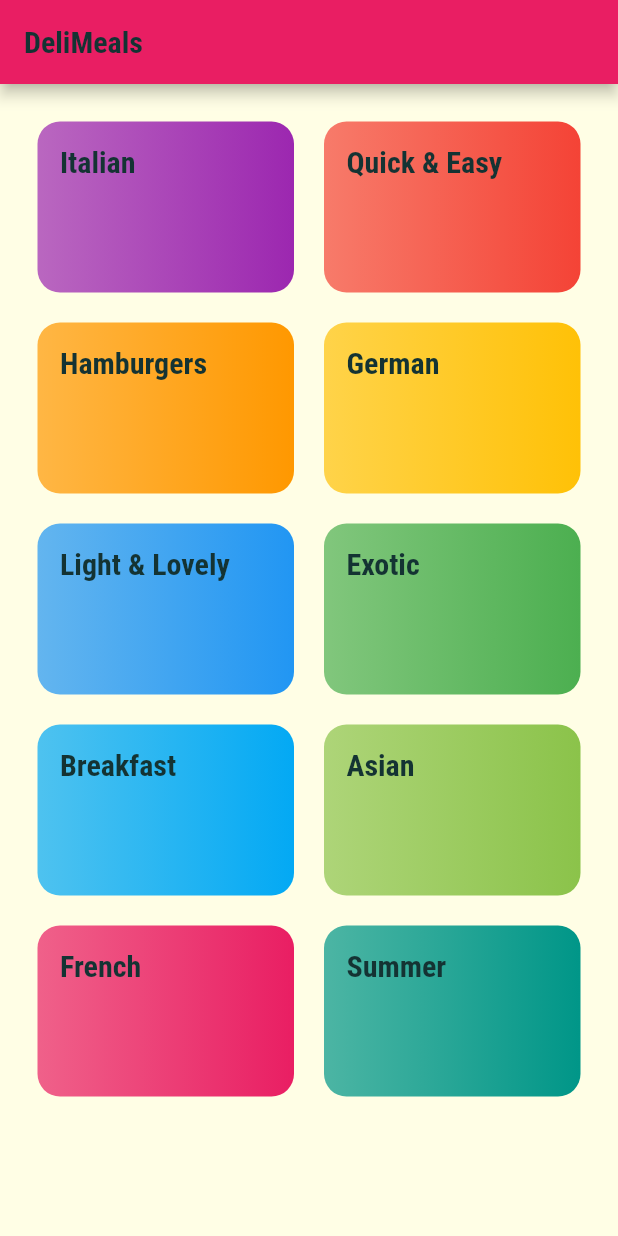
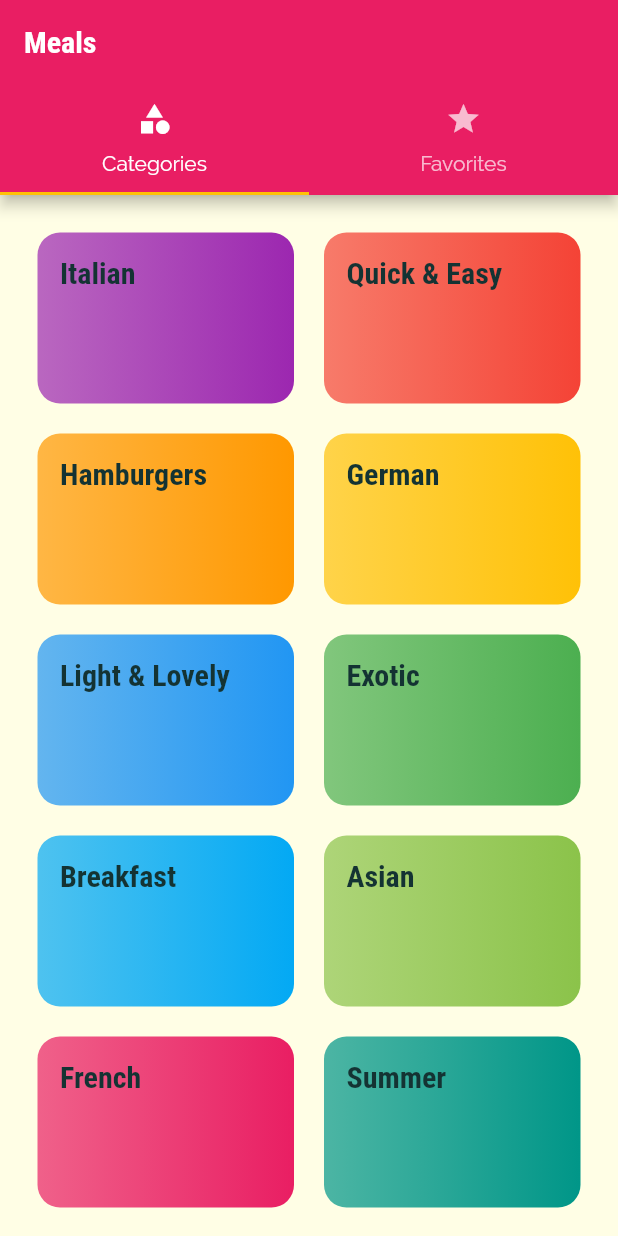
Before and after one commit to tferrerm/flutter-tutorial, a Flutter app: the screen it shows after launch, on a phone screen of 412 x 824 dp. Run offline on Flutter 3.47's test engine with Material 2 defaults, Android fonts, the phone set to English and light mode, and no system bars.

Commit message:
Add TabBar

```diff
--- a/meals_app/lib/main.dart
+++ b/meals_app/lib/main.dart
@@ -3,6 +3,7 @@ import 'package:flutter/material.dart';
 import 'screens/categories_screen.dart';
 import 'screens/category_meals_screen.dart';
 import 'screens/meal_detail_screen.dart';
+import 'screens/tabs_screen.dart';
 
 void main() {
   runApp(const MyApp());
@@ -35,9 +36,10 @@ class MyApp extends StatelessWidget {
         colorScheme: ColorScheme.fromSwatch(primarySwatch: Colors.pink)
             .copyWith(secondary: Colors.amber),
       ),
-      home: const CategoriesScreen(),
+      // home: const TabsScreen(),
       // initialRoute: '/', (default is '/')
       routes: {
+        '/': (ctx) => const TabsScreen(),
         CategoryMealsScreen.routeName: (ctx) => CategoryMealsScreen(),
         MealDetailScreen.routeName: (ctx) => MealDetailScreen(),
       },
--- a/meals_app/lib/screens/categories_screen.dart
+++ b/meals_app/lib/screens/categories_screen.dart
@@ -6,14 +6,10 @@ import '../widgets/category_item.dart';
 class CategoriesScreen extends StatelessWidget {
   const CategoriesScreen({Key? key}) : super(key: key);
 
+  // Removed Scaffold because of the TabBar (duplicate AppBar problem)
   @override
   Widget build(BuildContext context) {
-    return Scaffold(
-      appBar: AppBar(
-        title: const Text('DeliMeals'),
-        titleTextStyle: Theme.of(context).textTheme.headline6,
-      ),
-      body: GridView(
+    return GridView(
       padding: const EdgeInsets.all(25),
       children: dummyCategories
           .map(
@@ -33,7 +29,6 @@ class CategoriesScreen extends StatelessWidget {
         crossAxisSpacing: 20,
         mainAxisSpacing: 20,
       ),
-      ),
     );
   }
 }
--- /dev/null
+++ b/meals_app/lib/screens/favorites_screen.dart
@@ -0,0 +1,13 @@
+import 'package:flutter/material.dart';
+
+class FavoritesScreen extends StatelessWidget {
+  const FavoritesScreen({ Key? key }) : super(key: key);
+
+  // TODO: implement this screen
+  @override
+  Widget build(BuildContext context) {
+    return const Text(
+      'Fav'
+    );
+  }
+}
--- a/meals_app/lib/screens/meal_detail_screen.dart
+++ b/meals_app/lib/screens/meal_detail_screen.dart
@@ -17,6 +17,7 @@ class MealDetailScreen extends StatelessWidget {
     );
   }
 
+  // TODO: use MediaQuery
   Widget listContainer(Widget child) {
     return Container(
       height: 200,
@@ -61,7 +62,7 @@ class MealDetailScreen extends StatelessWidget {
                             child: Text(selectedMeal.ingredients[index])),
                       );
                     }),
-              ), // TODO: use MediaQuery
+              ),
               sectionTitle(context, 'Preparation steps'),
               listContainer(
                 ListView.builder(
--- /dev/null
+++ b/meals_app/lib/screens/tabs_screen.dart
@@ -0,0 +1,44 @@
+import 'package:flutter/material.dart';
+
+import './categories_screen.dart';
+import './favorites_screen.dart';
+
+class TabsScreen extends StatefulWidget {
+  const TabsScreen({Key? key}) : super(key: key);
+
+  @override
+  _TabsScreenState createState() => _TabsScreenState();
+}
+
+// TabBarView provides a view for each tab added to the TabBar (keep them ordered!)
+class _TabsScreenState extends State<TabsScreen> {
+  @override
+  Widget build(BuildContext context) {
+    return DefaultTabController(
+      length: 2,
+      child: Scaffold(
+        appBar: AppBar(
+          title: const Text('Meals'),
+          bottom: const TabBar(
+            tabs: [
+              Tab(
+                icon: Icon(Icons.category),
+                text: 'Categories',
+              ),
+              Tab(
+                icon: Icon(Icons.star),
+                text: 'Favorites',
+              ),
+            ],
+          ),
+        ),
+        body: const TabBarView(
+          children: [
+            CategoriesScreen(),
+            FavoritesScreen(),
+          ],
+        ),
+      ),
+    );
+  }
+}
```
Lines whose indentation alone changed are shown as unchanged.
